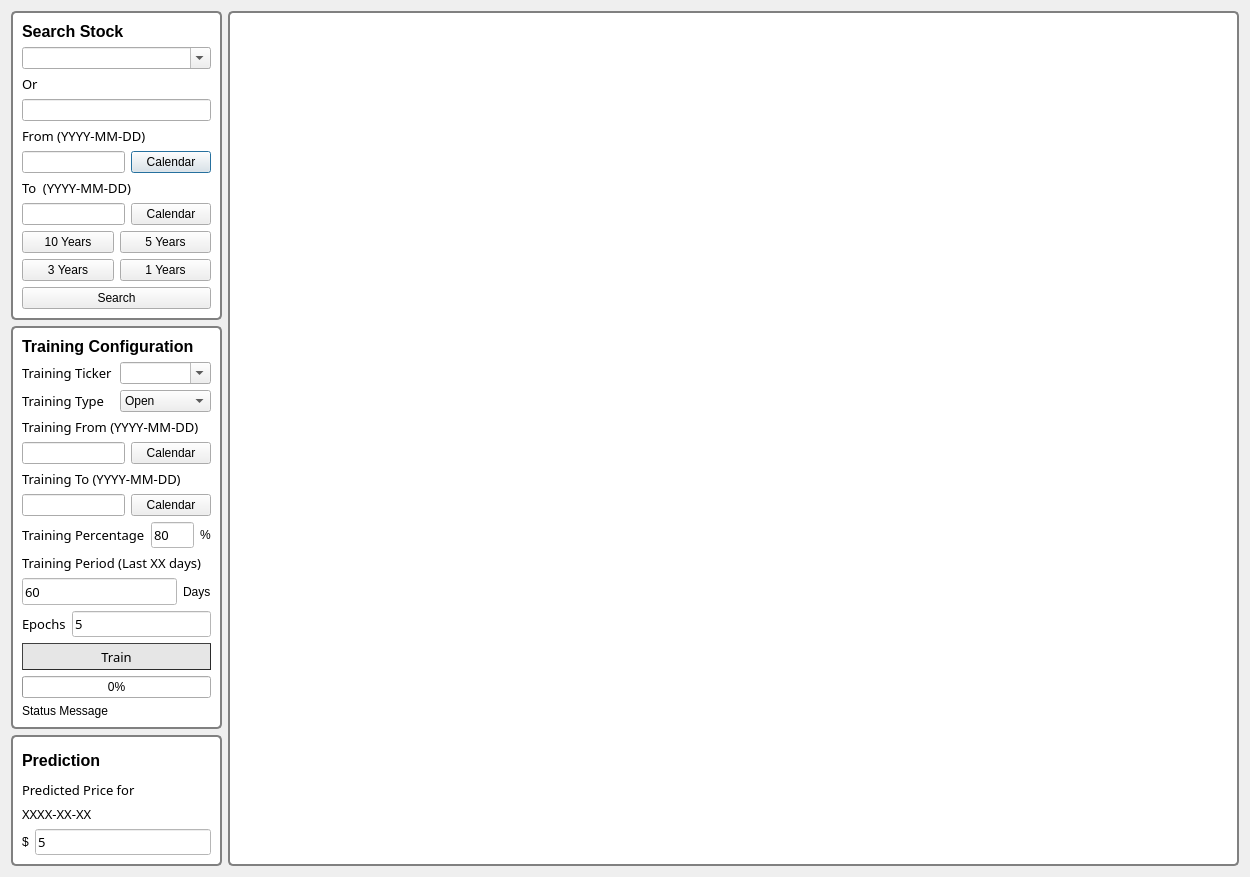
First picture: the form in PyQt/StockMarketPreduction/StockGUI.ui, repository wy7318/GUI, before the edit.
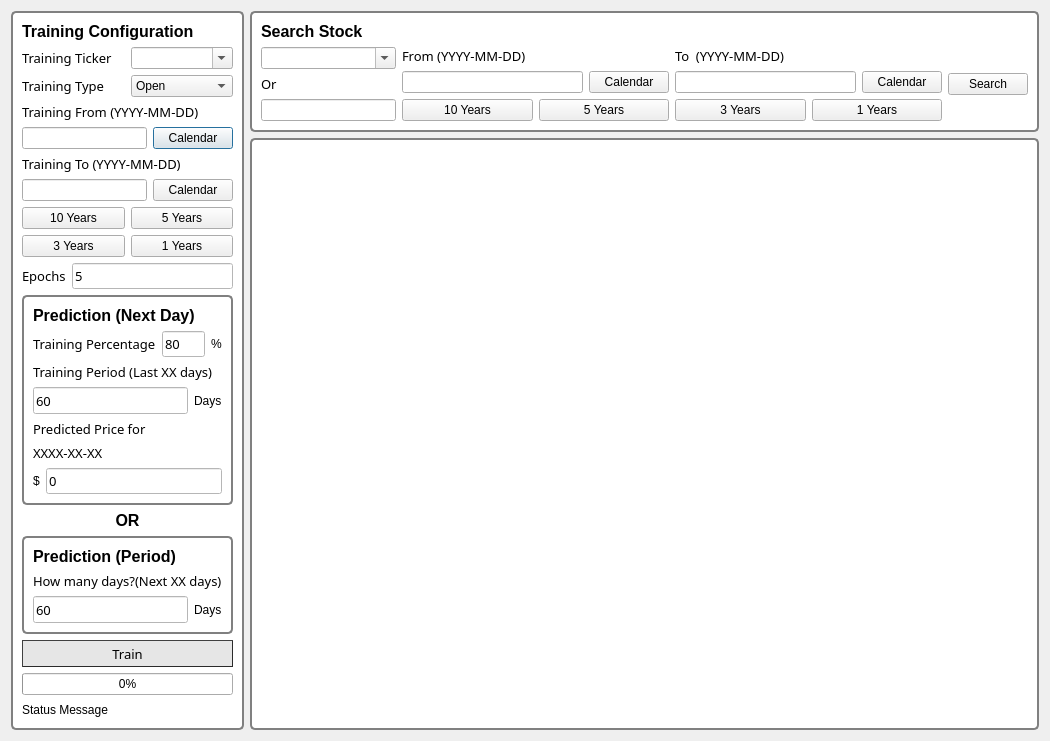
Second picture: the form after the edit.

Commit message: Edited GUI (Divided Prediction Type)

Diff of the .ui file:
```diff
--- a/PyQt/StockMarketPreduction/StockGUI.ui
+++ b/PyQt/StockMarketPreduction/StockGUI.ui
@@ -6,210 +6,16 @@
    <rect>
     <x>0</x>
     <y>0</y>
-    <width>1250</width>
-    <height>877</height>
+    <width>1050</width>
+    <height>741</height>
    </rect>
   </property>
   <property name="windowTitle">
    <string>Dialog</string>
   </property>
-  <layout class="QGridLayout" name="gridLayout_4">
+  <layout class="QGridLayout" name="gridLayout_5">
    <item row="0" column="0">
-    <layout class="QHBoxLayout" name="horizontalLayout_8" stretch="1,9">
-     <item>
-      <layout class="QVBoxLayout" name="verticalLayout_6">
-       <item>
-        <widget class="QGroupBox" name="groupBox_6">
-         <property name="styleSheet">
-          <string notr="true">QGroupBox {
-background-color: white;
-border: 2px solid gray;
- border-radius: 5px;
-
- }
-
-QGroupBox::title {
-subcontrol-origin: margin;
-subcontrol-position: top center;
- color: black;
-}</string>
-         </property>
-         <property name="title">
-          <string/>
-         </property>
-         <layout class="QGridLayout" name="gridLayout">
-          <item row="0" column="0">
-           <layout class="QVBoxLayout" name="verticalLayout_8">
-            <item>
-             <widget class="QLabel" name="label_33">
-              <property name="font">
-               <font>
-                <family>MS Sans Serif</family>
-                <pointsize>12</pointsize>
-                <weight>75</weight>
-                <bold>true</bold>
-               </font>
-              </property>
-              <property name="text">
-               <string>Search Stock</string>
-              </property>
-             </widget>
-            </item>
-            <item>
-             <layout class="QVBoxLayout" name="verticalLayout_7">
-              <item>
-               <widget class="QComboBox" name="comboBox_ticker">
-                <property name="editable">
-                 <bool>true</bool>
-                </property>
-               </widget>
-              </item>
-              <item>
-               <widget class="QLabel" name="label_35">
-                <property name="font">
-                 <font>
-                  <family>MS Reference Sans Serif</family>
-                  <pointsize>10</pointsize>
-                  <weight>50</weight>
-                  <bold>false</bold>
-                 </font>
-                </property>
-                <property name="text">
-                 <string>Or</string>
-                </property>
-               </widget>
-              </item>
-              <item>
-               <widget class="QLineEdit" name="lineEdit_ticker">
-                <property name="text">
-                 <string/>
-                </property>
-               </widget>
-              </item>
-             </layout>
-            </item>
-            <item>
-             <layout class="QVBoxLayout" name="verticalLayout_2">
-              <item>
-               <widget class="QLabel" name="label_37">
-                <property name="font">
-                 <font>
-                  <family>MS Reference Sans Serif</family>
-                  <pointsize>10</pointsize>
-                  <weight>50</weight>
-                  <bold>false</bold>
-                 </font>
-                </property>
-                <property name="text">
-                 <string>From (YYYY-MM-DD)</string>
-                </property>
-               </widget>
-              </item>
-              <item>
-               <layout class="QHBoxLayout" name="horizontalLayout_4">
-                <item>
-                 <widget class="QLineEdit" name="lineEdit_from_ss">
-                  <property name="text">
-                   <string/>
-                  </property>
-                 </widget>
-                </item>
-                <item>
-                 <widget class="QPushButton" name="pushButton_fromCal_ss">
-                  <property name="text">
-                   <string>Calendar</string>
-                  </property>
-                 </widget>
-                </item>
-               </layout>
-              </item>
-             </layout>
-            </item>
-            <item>
-             <layout class="QVBoxLayout" name="verticalLayout_3">
-              <item>
-               <widget class="QLabel" name="label_40">
-                <property name="font">
-                 <font>
-                  <family>MS Reference Sans Serif</family>
-                  <pointsize>10</pointsize>
-                  <weight>50</weight>
-                  <bold>false</bold>
-                 </font>
-                </property>
-                <property name="text">
-                 <string>To  (YYYY-MM-DD)</string>
-                </property>
-               </widget>
-              </item>
-              <item>
-               <layout class="QHBoxLayout" name="horizontalLayout_5">
-                <item>
-                 <widget class="QLineEdit" name="lineEdit_to_ss">
-                  <property name="text">
-                   <string/>
-                  </property>
-                 </widget>
-                </item>
-                <item>
-                 <widget class="QPushButton" name="pushButton_toCal_ss">
-                  <property name="text">
-                   <string>Calendar</string>
-                  </property>
-                 </widget>
-                </item>
-               </layout>
-              </item>
-             </layout>
-            </item>
-            <item>
-             <layout class="QHBoxLayout" name="horizontalLayout_7">
-              <item>
-               <widget class="QPushButton" name="pushButton_10y">
-                <property name="text">
-                 <string>10 Years</string>
-                </property>
-               </widget>
-              </item>
-              <item>
-               <widget class="QPushButton" name="pushButton_5y">
-                <property name="text">
-                 <string>5 Years</string>
-                </property>
-               </widget>
-              </item>
-             </layout>
-            </item>
-            <item>
-             <layout class="QHBoxLayout" name="horizontalLayout_6">
-              <item>
-               <widget class="QPushButton" name="pushButton_3y">
-                <property name="text">
-                 <string>3 Years</string>
-                </property>
-               </widget>
-              </item>
-              <item>
-               <widget class="QPushButton" name="pushButton_1y">
-                <property name="text">
-                 <string>1 Years</string>
-                </property>
-               </widget>
-              </item>
-             </layout>
-            </item>
-            <item>
-             <widget class="QPushButton" name="pushButton_search_ss">
-              <property name="text">
-               <string>Search</string>
-              </property>
-             </widget>
-            </item>
-           </layout>
-          </item>
-         </layout>
-        </widget>
-       </item>
+    <layout class="QHBoxLayout" name="horizontalLayout_18" stretch="1,10">
        <item>
         <widget class="QGroupBox" name="groupBox_4">
          <property name="styleSheet">
@@ -365,6 +171,175 @@
              </layout>
             </item>
             <item>
+           <layout class="QHBoxLayout" name="horizontalLayout_16">
+            <item>
+             <widget class="QPushButton" name="pushButton_10y_2">
+              <property name="text">
+               <string>10 Years</string>
+              </property>
+             </widget>
+            </item>
+            <item>
+             <widget class="QPushButton" name="pushButton_5y_2">
+              <property name="text">
+               <string>5 Years</string>
+              </property>
+             </widget>
+            </item>
+           </layout>
+          </item>
+          <item>
+           <layout class="QHBoxLayout" name="horizontalLayout_17">
+            <item>
+             <widget class="QPushButton" name="pushButton_3y_2">
+              <property name="text">
+               <string>3 Years</string>
+              </property>
+             </widget>
+            </item>
+            <item>
+             <widget class="QPushButton" name="pushButton_1y_2">
+              <property name="text">
+               <string>1 Years</string>
+              </property>
+             </widget>
+            </item>
+           </layout>
+          </item>
+          <item>
+           <layout class="QHBoxLayout" name="horizontalLayout_2">
+            <item>
+             <widget class="QLabel" name="label_29">
+              <property name="font">
+               <font>
+                <family>MS Reference Sans Serif</family>
+                <pointsize>10</pointsize>
+               </font>
+              </property>
+              <property name="text">
+               <string>Epochs</string>
+              </property>
+             </widget>
+            </item>
+            <item>
+             <widget class="QLineEdit" name="lineEdit_epochs">
+              <property name="font">
+               <font>
+                <family>MS Reference Sans Serif</family>
+                <pointsize>10</pointsize>
+               </font>
+              </property>
+              <property name="styleSheet">
+               <string notr="true">QLineEdit{ background-color: rgb(255, 255, 255);
+}
+QLineEdit:focus { background-color:rgb(255, 255, 255);}</string>
+              </property>
+              <property name="text">
+               <string>5</string>
+              </property>
+             </widget>
+            </item>
+           </layout>
+          </item>
+          <item>
+           <widget class="QGroupBox" name="groupBox_5">
+            <property name="styleSheet">
+             <string notr="true">QGroupBox {
+background-color: white;
+border: 2px solid gray;
+ border-radius: 5px;
+
+ }
+
+QGroupBox::title {
+subcontrol-origin: margin;
+subcontrol-position: top center;
+ color: black;
+}</string>
+            </property>
+            <property name="title">
+             <string/>
+            </property>
+            <layout class="QGridLayout" name="gridLayout_2">
+             <item row="0" column="0">
+              <widget class="QLabel" name="label_32">
+               <property name="font">
+                <font>
+                 <family>MS Sans Serif</family>
+                 <pointsize>12</pointsize>
+                 <weight>75</weight>
+                 <bold>true</bold>
+                </font>
+               </property>
+               <property name="text">
+                <string>Prediction (Next Day)</string>
+               </property>
+              </widget>
+             </item>
+             <item row="4" column="0">
+              <layout class="QVBoxLayout" name="verticalLayout_4">
+               <item>
+                <layout class="QVBoxLayout" name="verticalLayout">
+                 <item>
+                  <widget class="QLabel" name="label_34">
+                   <property name="font">
+                    <font>
+                     <family>MS Reference Sans Serif</family>
+                     <pointsize>10</pointsize>
+                    </font>
+                   </property>
+                   <property name="text">
+                    <string>Predicted Price for </string>
+                   </property>
+                  </widget>
+                 </item>
+                 <item>
+                  <widget class="QLabel" name="label_prediction">
+                   <property name="font">
+                    <font>
+                     <family>MS Reference Sans Serif</family>
+                     <pointsize>10</pointsize>
+                    </font>
+                   </property>
+                   <property name="text">
+                    <string>XXXX-XX-XX</string>
+                   </property>
+                  </widget>
+                 </item>
+                </layout>
+               </item>
+               <item>
+                <layout class="QHBoxLayout" name="horizontalLayout">
+                 <item>
+                  <widget class="QLabel" name="label_span_4">
+                   <property name="text">
+                    <string>$</string>
+                   </property>
+                  </widget>
+                 </item>
+                 <item>
+                  <widget class="QLineEdit" name="lineEdit_prediction">
+                   <property name="font">
+                    <font>
+                     <family>MS Reference Sans Serif</family>
+                     <pointsize>10</pointsize>
+                    </font>
+                   </property>
+                   <property name="styleSheet">
+                    <string notr="true">QLineEdit{ background-color: rgb(255, 255, 255);
+}
+QLineEdit:focus { background-color:rgb(255, 255, 255);}</string>
+                   </property>
+                   <property name="text">
+                    <string>0</string>
+                   </property>
+                  </widget>
+                 </item>
+                </layout>
+               </item>
+              </layout>
+             </item>
+             <item row="1" column="0">
              <layout class="QHBoxLayout" name="horizontalLayout_11">
               <item>
                <widget class="QLabel" name="label_28">
@@ -406,20 +381,7 @@
               </item>
              </layout>
             </item>
-            <item>
-             <widget class="QLabel" name="label_22">
-              <property name="font">
-               <font>
-                <family>MS Reference Sans Serif</family>
-                <pointsize>10</pointsize>
-               </font>
-              </property>
-              <property name="text">
-               <string>Training Period (Last XX days)</string>
-              </property>
-             </widget>
-            </item>
-            <item>
+             <item row="3" column="0">
              <layout class="QHBoxLayout" name="horizontalLayout_3">
               <item>
                <widget class="QLineEdit" name="lineEdit_trainingPeriod">
@@ -454,23 +416,98 @@
               </item>
              </layout>
             </item>
+             <item row="2" column="0">
+              <widget class="QLabel" name="label_22">
+               <property name="font">
+                <font>
+                 <family>MS Reference Sans Serif</family>
+                 <pointsize>10</pointsize>
+                </font>
+               </property>
+               <property name="text">
+                <string>Training Period (Last XX days)</string>
+               </property>
+              </widget>
+             </item>
+            </layout>
+           </widget>
+          </item>
             <item>
-             <layout class="QHBoxLayout" name="horizontalLayout_2">
+           <widget class="QLabel" name="label_39">
+            <property name="font">
+             <font>
+              <family>MS Sans Serif</family>
+              <pointsize>12</pointsize>
+              <weight>75</weight>
+              <bold>true</bold>
+             </font>
+            </property>
+            <property name="text">
+             <string>OR</string>
+            </property>
+            <property name="alignment">
+             <set>Qt::AlignCenter</set>
+            </property>
+           </widget>
+          </item>
               <item>
-               <widget class="QLabel" name="label_29">
+           <widget class="QGroupBox" name="groupBox_8">
+            <property name="styleSheet">
+             <string notr="true">QGroupBox {
+background-color: white;
+border: 2px solid gray;
+ border-radius: 5px;
+
+ }
+
+QGroupBox::title {
+subcontrol-origin: margin;
+subcontrol-position: top center;
+ color: black;
+}</string>
+            </property>
+            <property name="title">
+             <string/>
+            </property>
+            <layout class="QGridLayout" name="gridLayout_4">
+             <item row="0" column="0">
+              <widget class="QLabel" name="label_38">
                 <property name="font">
                  <font>
+                 <family>MS Sans Serif</family>
+                 <pointsize>12</pointsize>
+                 <weight>75</weight>
+                 <bold>true</bold>
+                </font>
+               </property>
+               <property name="text">
+                <string>Prediction (Period)</string>
+               </property>
+              </widget>
+             </item>
+             <item row="1" column="0">
+              <widget class="QLabel" name="label_24">
+               <property name="font">
+                <font>
                   <family>MS Reference Sans Serif</family>
                   <pointsize>10</pointsize>
                  </font>
                 </property>
                 <property name="text">
-                 <string>Epochs</string>
+                <string>How many days?(Next XX days)</string>
                 </property>
                </widget>
               </item>
+             <item row="2" column="0">
+              <layout class="QHBoxLayout" name="horizontalLayout_20">
               <item>
-               <widget class="QLineEdit" name="lineEdit_epochs">
+                <widget class="QLineEdit" name="lineEdit_predictPeriod">
+                 <property name="minimumSize">
+                  <size>
+                   <width>0</width>
+                   <height>27</height>
+                  </size>
+                 </property>
                 <property name="font">
                  <font>
                   <family>MS Reference Sans Serif</family>
@@ -483,11 +520,21 @@
 QLineEdit:focus { background-color:rgb(255, 255, 255);}</string>
                 </property>
                 <property name="text">
-                 <string>5</string>
+                  <string>60</string>
                 </property>
                </widget>
               </item>
-             </layout>
+               <item>
+                <widget class="QLabel" name="label_span_6">
+                 <property name="text">
+                  <string>Days</string>
+                 </property>
+                </widget>
+               </item>
+              </layout>
+             </item>
+            </layout>
+           </widget>
             </item>
             <item>
              <widget class="QPushButton" name="pushButton_train">
@@ -545,7 +592,9 @@
         </widget>
        </item>
        <item>
-        <widget class="QGroupBox" name="groupBox_5">
+      <layout class="QVBoxLayout" name="verticalLayout_10" stretch="1,13">
+       <item>
+        <widget class="QGroupBox" name="groupBox_6">
          <property name="styleSheet">
           <string notr="true">QGroupBox {
 background-color: white;
@@ -563,9 +612,11 @@
          <property name="title">
           <string/>
          </property>
-         <layout class="QGridLayout" name="gridLayout_2">
+         <layout class="QGridLayout" name="gridLayout">
           <item row="0" column="0">
-           <widget class="QLabel" name="label_32">
+           <layout class="QVBoxLayout" name="verticalLayout_9">
+            <item>
+             <widget class="QLabel" name="label_33">
             <property name="font">
              <font>
               <family>MS Sans Serif</family>
@@ -575,77 +626,180 @@
              </font>
             </property>
             <property name="text">
-             <string>Prediction</string>
+               <string>Search Stock</string>
             </property>
            </widget>
           </item>
-          <item row="1" column="0">
-           <layout class="QVBoxLayout" name="verticalLayout_4">
             <item>
-             <layout class="QVBoxLayout" name="verticalLayout">
+             <layout class="QHBoxLayout" name="horizontalLayout_15" stretch="2,8,1">
               <item>
-               <widget class="QLabel" name="label_34">
+               <layout class="QVBoxLayout" name="verticalLayout_7">
+                <item>
+                 <widget class="QComboBox" name="comboBox_ticker">
+                  <property name="editable">
+                   <bool>true</bool>
+                  </property>
+                 </widget>
+                </item>
+                <item>
+                 <widget class="QLabel" name="label_35">
                 <property name="font">
                  <font>
                   <family>MS Reference Sans Serif</family>
                   <pointsize>10</pointsize>
+                    <weight>50</weight>
+                    <bold>false</bold>
                  </font>
                 </property>
                 <property name="text">
-                 <string>Predicted Price for </string>
+                   <string>Or</string>
                 </property>
                </widget>
               </item>
               <item>
-               <widget class="QLabel" name="label_prediction">
+                 <widget class="QLineEdit" name="lineEdit_ticker">
+                  <property name="text">
+                   <string/>
+                  </property>
+                 </widget>
+                </item>
+               </layout>
+              </item>
+              <item>
+               <layout class="QVBoxLayout" name="verticalLayout_8">
+                <item>
+                 <layout class="QHBoxLayout" name="horizontalLayout_14">
+                  <item>
+                   <layout class="QVBoxLayout" name="verticalLayout_2">
+                    <item>
+                     <widget class="QLabel" name="label_37">
                 <property name="font">
                  <font>
                   <family>MS Reference Sans Serif</family>
                   <pointsize>10</pointsize>
+                        <weight>50</weight>
+                        <bold>false</bold>
                  </font>
                 </property>
                 <property name="text">
-                 <string>XXXX-XX-XX</string>
+                       <string>From (YYYY-MM-DD)</string>
                 </property>
                </widget>
               </item>
-             </layout>
-            </item>
             <item>
-             <layout class="QHBoxLayout" name="horizontalLayout">
+                     <layout class="QHBoxLayout" name="horizontalLayout_4">
               <item>
-               <widget class="QLabel" name="label_span_4">
+                       <widget class="QLineEdit" name="lineEdit_from_ss">
                 <property name="text">
-                 <string>$</string>
+                         <string/>
                 </property>
                </widget>
               </item>
               <item>
-               <widget class="QLineEdit" name="lineEdit_prediction">
+                       <widget class="QPushButton" name="pushButton_fromCal_ss">
+                        <property name="text">
+                         <string>Calendar</string>
+                        </property>
+                       </widget>
+                      </item>
+                     </layout>
+                    </item>
+                   </layout>
+                  </item>
+                  <item>
+                   <layout class="QVBoxLayout" name="verticalLayout_3">
+                    <item>
+                     <widget class="QLabel" name="label_40">
                 <property name="font">
                  <font>
                   <family>MS Reference Sans Serif</family>
                   <pointsize>10</pointsize>
-                 </font>
-                </property>
-                <property name="styleSheet">
-                 <string notr="true">QLineEdit{ background-color: rgb(255, 255, 255);
-}
-QLineEdit:focus { background-color:rgb(255, 255, 255);}</string>
-                </property>
+                        <weight>50</weight>
+                        <bold>false</bold>
+                       </font>
+                      </property>
+                      <property name="text">
+                       <string>To  (YYYY-MM-DD)</string>
+                      </property>
+                     </widget>
+                    </item>
+                    <item>
+                     <layout class="QHBoxLayout" name="horizontalLayout_5">
+                      <item>
+                       <widget class="QLineEdit" name="lineEdit_to_ss">
                 <property name="text">
-                 <string>5</string>
+                         <string/>
                 </property>
                </widget>
               </item>
+                      <item>
+                       <widget class="QPushButton" name="pushButton_toCal_ss">
+                        <property name="text">
+                         <string>Calendar</string>
+                        </property>
+                       </widget>
+                      </item>
              </layout>
             </item>
            </layout>
           </item>
          </layout>
-        </widget>
-       </item>
-      </layout>
+                </item>
+                <item>
+                 <layout class="QHBoxLayout" name="horizontalLayout_8">
+                  <item>
+                   <layout class="QHBoxLayout" name="horizontalLayout_7">
+                    <item>
+                     <widget class="QPushButton" name="pushButton_10y">
+                      <property name="text">
+                       <string>10 Years</string>
+                      </property>
+                     </widget>
+                    </item>
+                    <item>
+                     <widget class="QPushButton" name="pushButton_5y">
+                      <property name="text">
+                       <string>5 Years</string>
+                      </property>
+                     </widget>
+                    </item>
+                   </layout>
+                  </item>
+                  <item>
+                   <layout class="QHBoxLayout" name="horizontalLayout_6">
+                    <item>
+                     <widget class="QPushButton" name="pushButton_3y">
+                      <property name="text">
+                       <string>3 Years</string>
+                      </property>
+                     </widget>
+                    </item>
+                    <item>
+                     <widget class="QPushButton" name="pushButton_1y">
+                      <property name="text">
+                       <string>1 Years</string>
+                      </property>
+                     </widget>
+                    </item>
+                   </layout>
+                  </item>
+                 </layout>
+                </item>
+               </layout>
+              </item>
+              <item>
+               <widget class="QPushButton" name="pushButton_search_ss">
+                <property name="text">
+                 <string>Search</string>
+                </property>
+               </widget>
+              </item>
+             </layout>
+            </item>
+           </layout>
+          </item>
+         </layout>
+        </widget>
      </item>
      <item>
       <widget class="QGroupBox" name="groupBox_7">
@@ -672,6 +826,8 @@
         </item>
        </layout>
       </widget>
+       </item>
+      </layout>
      </item>
     </layout>
    </item>
```
Lines whose indentation alone changed are shown as unchanged. The commit also changes 1 other file.
